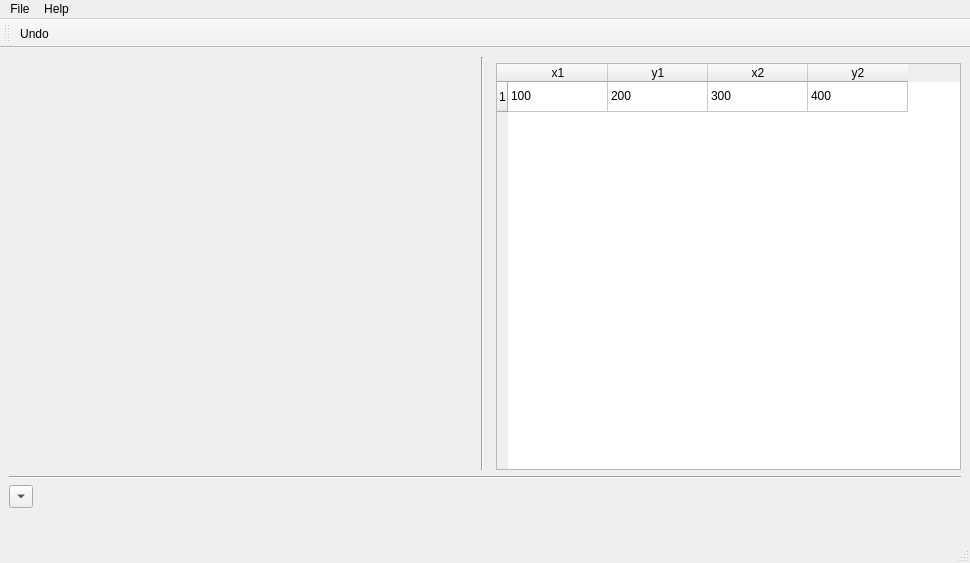
The window that src/main/resources/base/rectmap.ui (lgactna/RectangleMappingTool) describes before a commit, drawn with Qt 5.
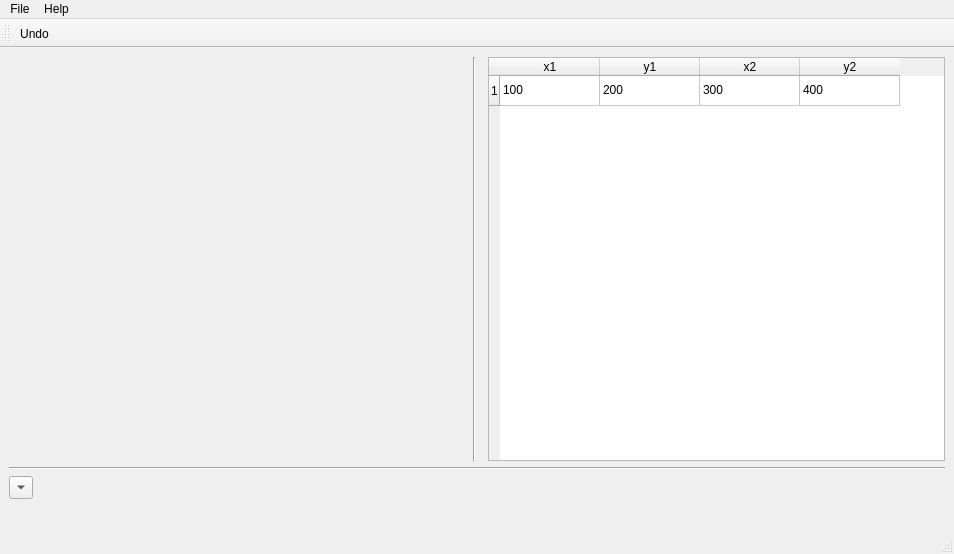
The same window after the commit.

Commit message: get widget to be ScribbleArea

```diff
--- a/src/main/resources/base/rectmap.ui
+++ b/src/main/resources/base/rectmap.ui
@@ -6,8 +6,8 @@
    <rect>
     <x>0</x>
     <y>0</y>
-    <width>970</width>
-    <height>563</height>
+    <width>954</width>
+    <height>554</height>
    </rect>
   </property>
   <property name="windowTitle">
@@ -15,14 +15,80 @@
   </property>
   <widget class="QWidget" name="centralwidget">
    <layout class="QGridLayout" name="gridLayout">
-    <item row="0" column="1" rowspan="2">
-     <widget class="Line" name="line">
+    <item row="4" column="0" colspan="4">
+     <widget class="Line" name="line_2">
       <property name="orientation">
-       <enum>Qt::Vertical</enum>
+       <enum>Qt::Horizontal</enum>
       </property>
      </widget>
     </item>
-    <item row="1" column="3">
+    <item row="5" column="0">
+     <widget class="QToolButton" name="toolButton">
+      <property name="text">
+       <string/>
+      </property>
+      <property name="arrowType">
+       <enum>Qt::DownArrow</enum>
+      </property>
+     </widget>
+    </item>
+    <item row="1" column="0" rowspan="2">
+     <widget class="QWidget" name="widget" native="true">
+      <property name="sizePolicy">
+       <sizepolicy hsizetype="Expanding" vsizetype="Expanding">
+        <horstretch>0</horstretch>
+        <verstretch>0</verstretch>
+       </sizepolicy>
+      </property>
+      <property name="minimumSize">
+       <size>
+        <width>400</width>
+        <height>300</height>
+       </size>
+      </property>
+     </widget>
+    </item>
+    <item row="6" column="0" colspan="4">
+     <widget class="QWidget" name="widget_2" native="true">
+      <property name="enabled">
+       <bool>true</bool>
+      </property>
+      <property name="minimumSize">
+       <size>
+        <width>0</width>
+        <height>0</height>
+       </size>
+      </property>
+      <layout class="QGridLayout" name="gridLayout_2"/>
+     </widget>
+    </item>
+    <item row="0" column="0">
+     <spacer name="verticalSpacer">
+      <property name="orientation">
+       <enum>Qt::Vertical</enum>
+      </property>
+      <property name="sizeHint" stdset="0">
+       <size>
+        <width>20</width>
+        <height>40</height>
+       </size>
+      </property>
+     </spacer>
+    </item>
+    <item row="3" column="0">
+     <spacer name="verticalSpacer_2">
+      <property name="orientation">
+       <enum>Qt::Vertical</enum>
+      </property>
+      <property name="sizeHint" stdset="0">
+       <size>
+        <width>20</width>
+        <height>40</height>
+       </size>
+      </property>
+     </spacer>
+    </item>
+    <item row="0" column="3" rowspan="4">
      <widget class="QTableWidget" name="tableWidget">
       <attribute name="horizontalHeaderDefaultSectionSize">
        <number>100</number>
@@ -74,50 +140,10 @@
       </item>
      </widget>
     </item>
-    <item row="3" column="0" colspan="4">
-     <widget class="Line" name="line_2">
+    <item row="0" column="1" rowspan="4">
+     <widget class="Line" name="line">
       <property name="orientation">
-       <enum>Qt::Horizontal</enum>
-      </property>
-     </widget>
-    </item>
-    <item row="0" column="0" rowspan="2">
-     <widget class="QWidget" name="widget" native="true">
-      <property name="sizePolicy">
-       <sizepolicy hsizetype="Expanding" vsizetype="Expanding">
-        <horstretch>0</horstretch>
-        <verstretch>0</verstretch>
-       </sizepolicy>
-      </property>
-      <property name="minimumSize">
-       <size>
-        <width>400</width>
-        <height>300</height>
-       </size>
-      </property>
-     </widget>
-    </item>
-    <item row="5" column="0" colspan="4">
-     <widget class="QWidget" name="widget_2" native="true">
-      <property name="enabled">
-       <bool>true</bool>
-      </property>
-      <property name="minimumSize">
-       <size>
-        <width>0</width>
-        <height>0</height>
-       </size>
-      </property>
-      <layout class="QGridLayout" name="gridLayout_2"/>
-     </widget>
-    </item>
-    <item row="4" column="0">
-     <widget class="QToolButton" name="toolButton">
-      <property name="text">
-       <string/>
-      </property>
-      <property name="arrowType">
-       <enum>Qt::DownArrow</enum>
+       <enum>Qt::Vertical</enum>
       </property>
      </widget>
     </item>
@@ -128,7 +154,7 @@
     <rect>
      <x>0</x>
      <y>0</y>
-     <width>970</width>
+     <width>954</width>
      <height>26</height>
     </rect>
    </property>
```
The commit also changes 3 other files.
